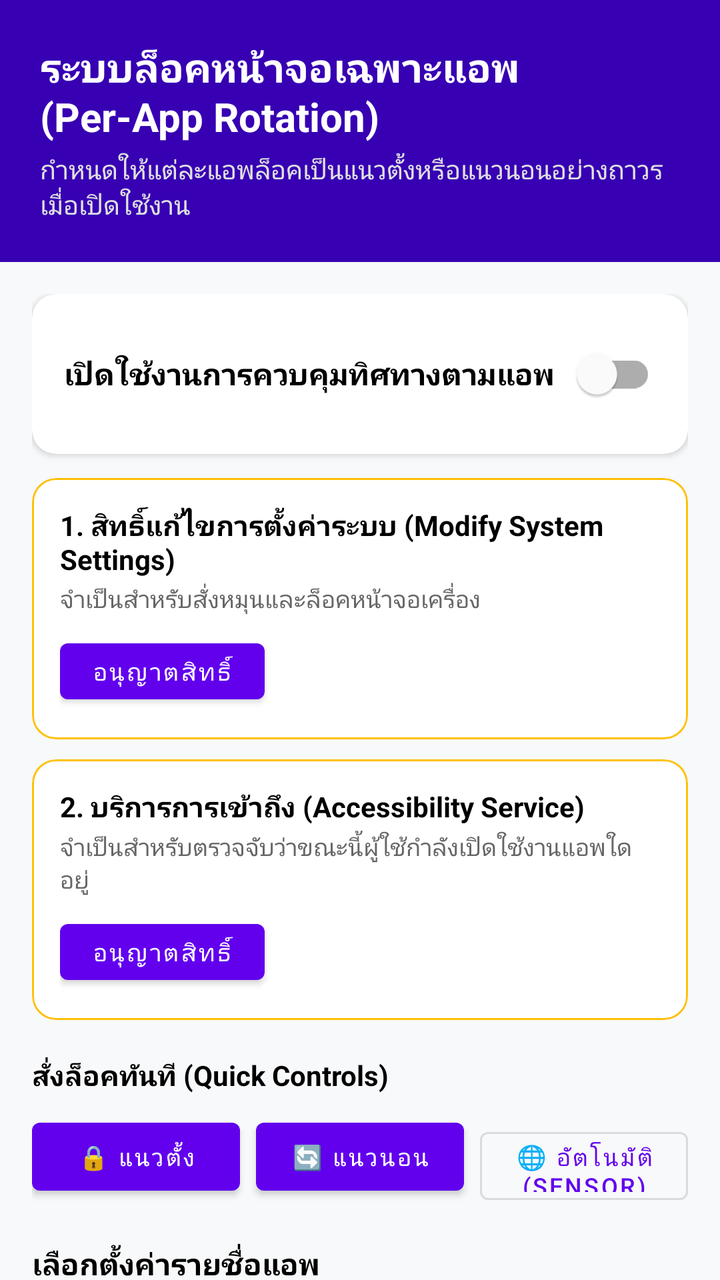
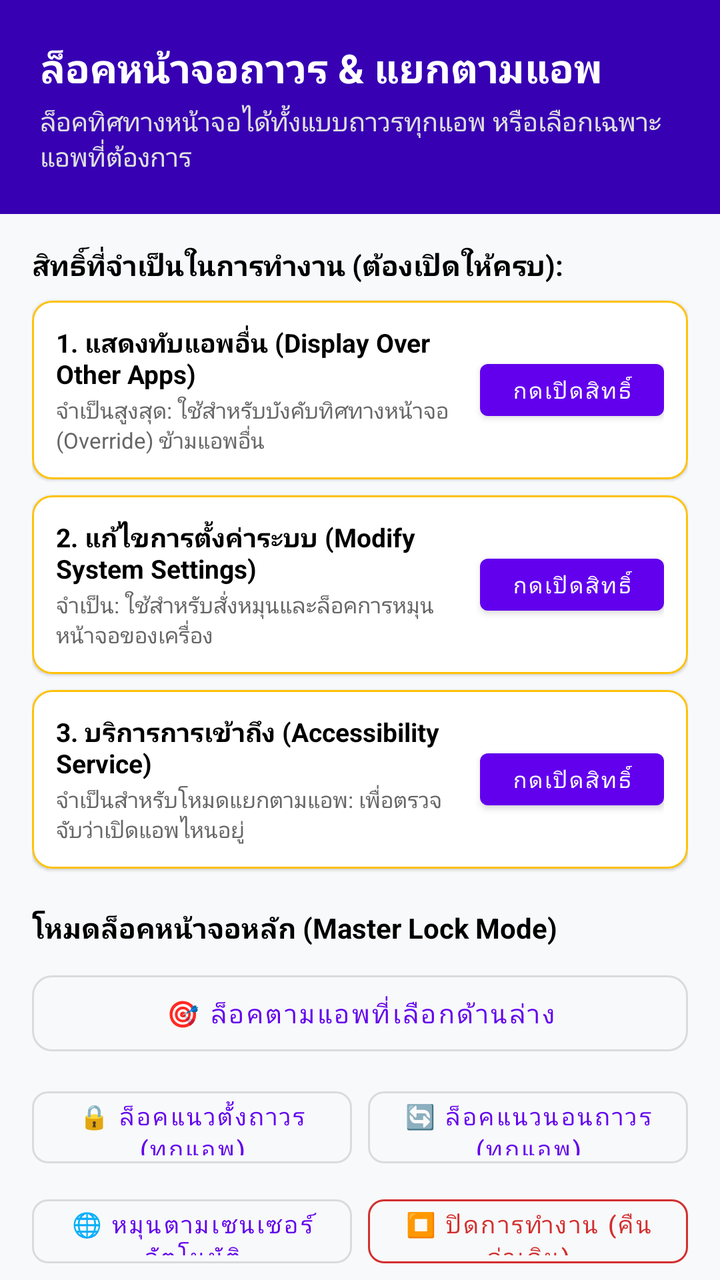

The first picture is an Android layout as it rendered before a commit; the second is the same layout after the commit. The layout source and the unified diff follow.
<!-- AndroidManifest.xml: application theme Theme.ScreenLock -->
<!-- res/layout/activity_main.xml -->
<?xml version="1.0" encoding="utf-8"?>
<androidx.coordinatorlayout.widget.CoordinatorLayout xmlns:android="http://schemas.android.com/apk/res/android"
    xmlns:app="http://schemas.android.com/apk/res-auto"
    xmlns:tools="http://schemas.android.com/tools"
    android:layout_width="match_parent"
    android:layout_height="match_parent"
    android:background="#F8F9FA">

    <androidx.core.widget.NestedScrollView
        android:layout_width="match_parent"
        android:layout_height="match_parent"
        android:fillViewport="true">

        <LinearLayout
            android:layout_width="match_parent"
            android:layout_height="wrap_content"
            android:orientation="vertical"
            android:paddingBottom="24dp">

            
            <LinearLayout
                android:layout_width="match_parent"
                android:layout_height="wrap_content"
                android:background="@color/purple_700"
                android:orientation="vertical"
                android:padding="20dp">

                <TextView
                    android:layout_width="wrap_content"
                    android:layout_height="wrap_content"
                    android:text="@string/title_app"
                    android:textColor="@color/white"
                    android:textSize="20sp"
                    android:textStyle="bold" />

                <TextView
                    android:layout_width="wrap_content"
                    android:layout_height="wrap_content"
                    android:layout_marginTop="4dp"
                    android:text="@string/desc_app"
                    android:textColor="#E0E0E0"
                    android:textSize="13sp" />

            </LinearLayout>

            <LinearLayout
                android:layout_width="match_parent"
                android:layout_height="wrap_content"
                android:orientation="vertical"
                android:paddingHorizontal="16dp"
                android:paddingTop="16dp">

                
                <com.google.android.material.card.MaterialCardView
                    android:layout_width="match_parent"
                    android:layout_height="wrap_content"
                    app:cardCornerRadius="12dp"
                    app:cardElevation="2dp">

                    <LinearLayout
                        android:layout_width="match_parent"
                        android:layout_height="wrap_content"
                        android:gravity="center_vertical"
                        android:orientation="horizontal"
                        android:padding="16dp">

                        <TextView
                            android:layout_width="0dp"
                            android:layout_height="wrap_content"
                            android:layout_weight="1"
                            android:text="@string/switch_master"
                            android:textColor="@color/black"
                            android:textSize="15sp"
                            android:textStyle="bold" />

                        <com.google.android.material.switchmaterial.SwitchMaterial
                            android:id="@+id/switchMaster"
                            android:layout_width="wrap_content"
                            android:layout_height="wrap_content" />

                    </LinearLayout>
                </com.google.android.material.card.MaterialCardView>

                
                <com.google.android.material.card.MaterialCardView
                    android:id="@+id/cardPermSettings"
                    android:layout_width="match_parent"
                    android:layout_height="wrap_content"
                    android:layout_marginTop="12dp"
                    app:cardCornerRadius="12dp"
                    app:cardElevation="1dp"
                    app:strokeColor="#FFC107"
                    app:strokeWidth="1dp">

                    <LinearLayout
                        android:layout_width="match_parent"
                        android:layout_height="wrap_content"
                        android:orientation="vertical"
                        android:padding="14dp">

                        <TextView
                            android:layout_width="wrap_content"
                            android:layout_height="wrap_content"
                            android:text="@string/perm_title_settings"
                            android:textColor="@color/black"
                            android:textSize="14sp"
                            android:textStyle="bold" />

                        <TextView
                            android:layout_width="wrap_content"
                            android:layout_height="wrap_content"
                            android:layout_marginTop="2dp"
                            android:text="@string/perm_desc_settings"
                            android:textColor="#666666"
                            android:textSize="12sp" />

                        <com.google.android.material.button.MaterialButton
                            android:id="@+id/btnGrantSettings"
                            android:layout_width="wrap_content"
                            android:layout_height="40dp"
                            android:layout_marginTop="8dp"
                            android:text="@string/btn_grant"
                            android:textSize="12sp" />

                    </LinearLayout>
                </com.google.android.material.card.MaterialCardView>

                
                <com.google.android.material.card.MaterialCardView
                    android:id="@+id/cardPermAccessibility"
                    android:layout_width="match_parent"
                    android:layout_height="wrap_content"
                    android:layout_marginTop="10dp"
                    app:cardCornerRadius="12dp"
                    app:cardElevation="1dp"
                    app:strokeColor="#FFC107"
                    app:strokeWidth="1dp">

                    <LinearLayout
                        android:layout_width="match_parent"
                        android:layout_height="wrap_content"
                        android:orientation="vertical"
                        android:padding="14dp">

                        <TextView
                            android:layout_width="wrap_content"
                            android:layout_height="wrap_content"
                            android:text="@string/perm_title_accessibility"
                            android:textColor="@color/black"
                            android:textSize="14sp"
                            android:textStyle="bold" />

                        <TextView
                            android:layout_width="wrap_content"
                            android:layout_height="wrap_content"
                            android:layout_marginTop="2dp"
                            android:text="@string/perm_desc_accessibility"
                            android:textColor="#666666"
                            android:textSize="12sp" />

                        <com.google.android.material.button.MaterialButton
                            android:id="@+id/btnGrantAccessibility"
                            android:layout_width="wrap_content"
                            android:layout_height="40dp"
                            android:layout_marginTop="8dp"
                            android:text="@string/btn_grant"
                            android:textSize="12sp" />

                    </LinearLayout>
                </com.google.android.material.card.MaterialCardView>

                
                <TextView
                    android:layout_width="wrap_content"
                    android:layout_height="wrap_content"
                    android:layout_marginTop="18dp"
                    android:text="@string/quick_controls_title"
                    android:textColor="@color/black"
                    android:textSize="14sp"
                    android:textStyle="bold" />

                <LinearLayout
                    android:layout_width="match_parent"
                    android:layout_height="wrap_content"
                    android:layout_marginTop="8dp"
                    android:orientation="horizontal">

                    <com.google.android.material.button.MaterialButton
                        android:id="@+id/btnQuickPortrait"
                        android:layout_width="0dp"
                        android:layout_height="46dp"
                        android:layout_marginEnd="4dp"
                        android:layout_weight="1"
                        android:text="@string/btn_lock_portrait"
                        android:textSize="12sp" />

                    <com.google.android.material.button.MaterialButton
                        android:id="@+id/btnQuickLandscape"
                        android:layout_width="0dp"
                        android:layout_height="46dp"
                        android:layout_marginHorizontal="4dp"
                        android:layout_weight="1"
                        android:text="@string/btn_lock_landscape"
                        android:textSize="12sp" />

                    <com.google.android.material.button.MaterialButton
                        android:id="@+id/btnQuickAuto"
                        style="@style/Widget.MaterialComponents.Button.OutlinedButton"
                        android:layout_width="0dp"
                        android:layout_height="46dp"
                        android:layout_marginStart="4dp"
                        android:layout_weight="1"
                        android:text="@string/btn_auto"
                        android:textSize="12sp" />

                </LinearLayout>

                
                <TextView
                    android:id="@+id/tvAppListCount"
                    android:layout_width="wrap_content"
                    android:layout_height="wrap_content"
                    android:layout_marginTop="20dp"
                    android:text="เลือกตั้งค่ารายชื่อแอพ"
                    android:textColor="@color/black"
                    android:textSize="15sp"
                    android:textStyle="bold" />

                <com.google.android.material.textfield.TextInputLayout
                    android:layout_width="match_parent"
                    android:layout_height="wrap_content"
                    android:layout_marginTop="8dp"
                    app:boxCornerRadiusBottomEnd="8dp"
                    app:boxCornerRadiusBottomStart="8dp"
                    app:boxCornerRadiusTopEnd="8dp"
                    app:boxCornerRadiusTopStart="8dp">

                    <com.google.android.material.textfield.TextInputEditText
                        android:id="@+id/etSearch"
                        android:layout_width="match_parent"
                        android:layout_height="wrap_content"
                        android:hint="@string/search_hint"
                        android:textSize="14sp" />

                </com.google.android.material.textfield.TextInputLayout>

            </LinearLayout>

            
            <ProgressBar
                android:id="@+id/progressBar"
                android:layout_width="wrap_content"
                android:layout_height="wrap_content"
                android:layout_gravity="center"
                android:layout_marginTop="32dp" />

            
            <androidx.recyclerview.widget.RecyclerView
                android:id="@+id/rvApps"
                android:layout_width="match_parent"
                android:layout_height="wrap_content"
                android:layout_marginTop="12dp"
                android:nestedScrollingEnabled="false" />

        </LinearLayout>
    </androidx.core.widget.NestedScrollView>

</androidx.coordinatorlayout.widget.CoordinatorLayout>
<!-- resources referenced by this layout -->
<resources>
  <color name="black">#FF000000</color>
  <color name="purple_700">#FF3700B3</color>
  <color name="white">#FFFFFFFF</color>
  <string name="btn_auto">🌐 อัตโนมัติ (Sensor)</string>
  <string name="btn_grant">อนุญาตสิทธิ์</string>
  <string name="btn_lock_landscape">🔄 แนวนอน</string>
  <string name="btn_lock_portrait">🔒 แนวตั้ง</string>
  <string name="desc_app">กำหนดให้แต่ละแอพล็อคเป็นแนวตั้งหรือแนวนอนอย่างถาวรเมื่อเปิดใช้งาน</string>
  <string name="perm_desc_accessibility">จำเป็นสำหรับตรวจจับว่าขณะนี้ผู้ใช้กำลังเปิดใช้งานแอพใดอยู่</string>
  <string name="perm_desc_settings">จำเป็นสำหรับสั่งหมุนและล็อคหน้าจอเครื่อง</string>
  <string name="perm_title_accessibility">2. บริการการเข้าถึง (Accessibility Service)</string>
  <string name="perm_title_settings">1. สิทธิ์แก้ไขการตั้งค่าระบบ (Modify System Settings)</string>
  <string name="quick_controls_title">สั่งล็อคทันที (Quick Controls)</string>
  <string name="search_hint">ค้นหาชื่อแอพหรือแพ็กเกจ...</string>
  <string name="switch_master">เปิดใช้งานการควบคุมทิศทางตามแอพ</string>
  <string name="title_app">ระบบล็อคหน้าจอเฉพาะแอพ (Per-App Rotation)</string>
  <style name="Theme.ScreenLock" parent="Theme.MaterialComponents.DayNight.DarkActionBar">
          <item name="colorPrimary">@color/purple_500</item>
          <item name="colorPrimaryVariant">@color/purple_700</item>
          <item name="colorOnPrimary">@color/white</item>
          <item name="colorSecondary">@color/teal_200</item>
          <item name="colorSecondaryVariant">@color/teal_700</item>
          <item name="colorOnSecondary">@color/black</item>
      </style>
  <color name="purple_500">#FF6200EE</color>
  <color name="teal_200">#FF03DAC5</color>
  <color name="teal_700">#FF018786</color>
</resources>

<!-- the commit's change to res/layout/activity_main.xml (unified diff, before → after) -->
@@ -15,7 +15,7 @@
             android:layout_width="match_parent"
             android:layout_height="wrap_content"
             android:orientation="vertical"
-            android:paddingBottom="24dp">
+            android:paddingBottom="36dp">
 
             
             <LinearLayout
@@ -51,33 +51,62 @@
                 android:paddingTop="16dp">
 
                 
+                <TextView
+                    android:layout_width="wrap_content"
+                    android:layout_height="wrap_content"
+                    android:text="@string/perm_section_title"
+                    android:textColor="@color/black"
+                    android:textSize="14sp"
+                    android:textStyle="bold" />
+
+                
                 <com.google.android.material.card.MaterialCardView
-                    android:layout_width="match_parent"
-                    android:layout_height="wrap_content"
-                    app:cardCornerRadius="12dp"
-                    app:cardElevation="2dp">
+                    android:id="@+id/cardPermOverlay"
+                    android:layout_width="match_parent"
+                    android:layout_height="wrap_content"
+                    android:layout_marginTop="8dp"
+                    app:cardCornerRadius="10dp"
+                    app:cardElevation="1dp"
+                    app:strokeColor="#FFC107"
+                    app:strokeWidth="1dp">
 
                     <LinearLayout
                         android:layout_width="match_parent"
                         android:layout_height="wrap_content"
                         android:gravity="center_vertical"
                         android:orientation="horizontal"
-                        android:padding="16dp">
-
-                        <TextView
+                        android:padding="12dp">
+
+                        <LinearLayout
                             android:layout_width="0dp"
                             android:layout_height="wrap_content"
                             android:layout_weight="1"
-                            android:text="@string/switch_master"
-                            android:textColor="@color/black"
-                            android:textSize="15sp"
-                            android:textStyle="bold" />
-
-                        <com.google.android.material.switchmaterial.SwitchMaterial
-                            android:id="@+id/switchMaster"
+                            android:orientation="vertical">
+
+                            <TextView
+                                android:layout_width="wrap_content"
+                                android:layout_height="wrap_content"
+                                android:text="@string/perm_title_overlay"
+                                android:textColor="@color/black"
+                                android:textSize="13sp"
+                                android:textStyle="bold" />
+
+                            <TextView
+                                android:layout_width="wrap_content"
+                                android:layout_height="wrap_content"
+                                android:layout_marginTop="2dp"
+                                android:text="@string/perm_desc_overlay"
+                                android:textColor="#666666"
+                                android:textSize="11sp" />
+                        </LinearLayout>
+
+                        <com.google.android.material.button.MaterialButton
+                            android:id="@+id/btnGrantOverlay"
                             android:layout_width="wrap_content"
-                            android:layout_height="wrap_content" />
-
+                            android:layout_height="38dp"
+                            android:layout_marginStart="8dp"
+                            android:text="@string/btn_grant"
+                            android:textSize="11sp" />
                     </LinearLayout>
                 </com.google.android.material.card.MaterialCardView>
 
@@ -86,8 +115,8 @@
                     android:id="@+id/cardPermSettings"
                     android:layout_width="match_parent"
                     android:layout_height="wrap_content"
-                    android:layout_marginTop="12dp"
-                    app:cardCornerRadius="12dp"
+                    android:layout_marginTop="8dp"
+                    app:cardCornerRadius="10dp"
                     app:cardElevation="1dp"
                     app:strokeColor="#FFC107"
                     app:strokeWidth="1dp">
@@ -95,33 +124,40 @@
                     <LinearLayout
                         android:layout_width="match_parent"
                         android:layout_height="wrap_content"
-                        android:orientation="vertical"
-                        android:padding="14dp">
-
-                        <TextView
-                            android:layout_width="wrap_content"
+                        android:gravity="center_vertical"
+                        android:orientation="horizontal"
+                        android:padding="12dp">
+
+                        <LinearLayout
+                            android:layout_width="0dp"
                             android:layout_height="wrap_content"
-                            android:text="@string/perm_title_settings"
-                            android:textColor="@color/black"
-                            android:textSize="14sp"
-                            android:textStyle="bold" />
-
-                        <TextView
-                            android:layout_width="wrap_content"
-                            android:layout_height="wrap_content"
-                            android:layout_marginTop="2dp"
-                            android:text="@string/perm_desc_settings"
-                            android:textColor="#666666"
-                            android:textSize="12sp" />
+                            android:layout_weight="1"
+                            android:orientation="vertical">
+
+                            <TextView
+                                android:layout_width="wrap_content"
+                                android:layout_height="wrap_content"
+                                android:text="@string/perm_title_settings"
+                                android:textColor="@color/black"
+                                android:textSize="13sp"
+                                android:textStyle="bold" />
+
+                            <TextView
+                                android:layout_width="wrap_content"
+                                android:layout_height="wrap_content"
+                                android:layout_marginTop="2dp"
+                                android:text="@string/perm_desc_settings"
+                                android:textColor="#666666"
+                                android:textSize="11sp" />
+                        </LinearLayout>
 
                         <com.google.android.material.button.MaterialButton
                             android:id="@+id/btnGrantSettings"
                             android:layout_width="wrap_content"
-                            android:layout_height="40dp"
-                            android:layout_marginTop="8dp"
+                            android:layout_height="38dp"
+                            android:layout_marginStart="8dp"
                             android:text="@string/btn_grant"
-                            android:textSize="12sp" />
-
+                            android:textSize="11sp" />
                     </LinearLayout>
                 </com.google.android.material.card.MaterialCardView>
 
@@ -130,8 +166,8 @@
                     android:id="@+id/cardPermAccessibility"
                     android:layout_width="match_parent"
                     android:layout_height="wrap_content"
-                    android:layout_marginTop="10dp"
-                    app:cardCornerRadius="12dp"
+                    android:layout_marginTop="8dp"
+                    app:cardCornerRadius="10dp"
                     app:cardElevation="1dp"
                     app:strokeColor="#FFC107"
                     app:strokeWidth="1dp">
@@ -139,33 +175,40 @@
                     <LinearLayout
                         android:layout_width="match_parent"
                         android:layout_height="wrap_content"
-                        android:orientation="vertical"
-                        android:padding="14dp">
-
-                        <TextView
-                            android:layout_width="wrap_content"
+                        android:gravity="center_vertical"
+                        android:orientation="horizontal"
+                        android:padding="12dp">
+
+                        <LinearLayout
+                            android:layout_width="0dp"
                             android:layout_height="wrap_content"
-                            android:text="@string/perm_title_accessibility"
-                            android:textColor="@color/black"
-                            android:textSize="14sp"
-                            android:textStyle="bold" />
-
-                        <TextView
-                            android:layout_width="wrap_content"
-                            android:layout_height="wrap_content"
-                            android:layout_marginTop="2dp"
-                            android:text="@string/perm_desc_accessibility"
-                            android:textColor="#666666"
-                            android:textSize="12sp" />
+                            android:layout_weight="1"
+                            android:orientation="vertical">
+
+                            <TextView
+                                android:layout_width="wrap_content"
+                                android:layout_height="wrap_content"
+                                android:text="@string/perm_title_accessibility"
+                                android:textColor="@color/black"
+                                android:textSize="13sp"
+                                android:textStyle="bold" />
+
+                            <TextView
+                                android:layout_width="wrap_content"
+                                android:layout_height="wrap_content"
+                                android:layout_marginTop="2dp"
+                                android:text="@string/perm_desc_accessibility"
+                                android:textColor="#666666"
+                                android:textSize="11sp" />
+                        </LinearLayout>
 
                         <com.google.android.material.button.MaterialButton
                             android:id="@+id/btnGrantAccessibility"
                             android:layout_width="wrap_content"
-                            android:layout_height="40dp"
-                            android:layout_marginTop="8dp"
+                            android:layout_height="38dp"
+                            android:layout_marginStart="8dp"
                             android:text="@string/btn_grant"
-                            android:textSize="12sp" />
-
+                            android:textSize="11sp" />
                     </LinearLayout>
                 </com.google.android.material.card.MaterialCardView>
 
@@ -173,12 +216,24 @@
                 <TextView
                     android:layout_width="wrap_content"
                     android:layout_height="wrap_content"
-                    android:layout_marginTop="18dp"
-                    android:text="@string/quick_controls_title"
+                    android:layout_marginTop="20dp"
+                    android:text="@string/permanent_lock_title"
                     android:textColor="@color/black"
                     android:textSize="14sp"
                     android:textStyle="bold" />
 
+                
+                <com.google.android.material.button.MaterialButton
+                    android:id="@+id/btnModePerApp"
+                    style="@style/Widget.MaterialComponents.Button.OutlinedButton"
+                    android:layout_width="match_parent"
+                    android:layout_height="50dp"
+                    android:layout_marginTop="8dp"
+                    android:text="@string/mode_per_app"
+                    android:textSize="13sp"
+                    app:cornerRadius="10dp" />
+
+                
                 <LinearLayout
                     android:layout_width="match_parent"
                     android:layout_height="wrap_content"
@@ -186,42 +241,67 @@
                     android:orientation="horizontal">
 
                     <com.google.android.material.button.MaterialButton
-                        android:id="@+id/btnQuickPortrait"
+                        android:id="@+id/btnModeForcePortrait"
+                        style="@style/Widget.MaterialComponents.Button.OutlinedButton"
                         android:layout_width="0dp"
-                        android:layout_height="46dp"
+                        android:layout_height="48dp"
                         android:layout_marginEnd="4dp"
                         android:layout_weight="1"
-                        android:text="@string/btn_lock_portrait"
-                        android:textSize="12sp" />
+                        android:text="@string/mode_force_portrait"
+                        android:textSize="12sp"
+                        app:cornerRadius="8dp" />
 
                     <com.google.android.material.button.MaterialButton
-                        android:id="@+id/btnQuickLandscape"
-                        android:layout_width="0dp"
-                        android:layout_height="46dp"
-                        android:layout_marginHorizontal="4dp"
-                        android:layout_weight="1"
-                        android:text="@string/btn_lock_landscape"
-                        android:textSize="12sp" />
-
-                    <com.google.android.material.button.MaterialButton
-                        android:id="@+id/btnQuickAuto"
+                        android:id="@+id/btnModeForceLandscape"
                         style="@style/Widget.MaterialComponents.Button.OutlinedButton"
                         android:layout_width="0dp"
-                        android:layout_height="46dp"
+                        android:layout_height="48dp"
                         android:layout_marginStart="4dp"
                         android:layout_weight="1"
-                        android:text="@string/btn_auto"
-                        android:textSize="12sp" />
-
+                        android:text="@string/mode_force_landscape"
+                        android:textSize="12sp"
+                        app:cornerRadius="8dp" />
                 </LinearLayout>
 
                 
+                <LinearLayout
+                    android:layout_width="match_parent"
+                    android:layout_height="wrap_content"
+                    android:layout_marginTop="6dp"
+                    android:orientation="horizontal">
+
+                    <com.google.android.material.button.MaterialButton
+                        android:id="@+id/btnModeForceAuto"
+                        style="@style/Widget.MaterialComponents.Button.OutlinedButton"
+                        android:layout_width="0dp"
+                        android:layout_height="44dp"
+                        android:layout_marginEnd="4dp"
+                        android:layout_weight="1"
+                        android:text="@string/mode_force_auto"
+                        android:textSize="12sp"
+                        app:cornerRadius="8dp" />
+
+                    <com.google.android.material.button.MaterialButton
+                        android:id="@+id/btnModeStop"
+                        style="@style/Widget.MaterialComponents.Button.OutlinedButton"
+                        android:layout_width="0dp"
+                        android:layout_height="44dp"
+                        android:layout_marginStart="4dp"
+                        android:layout_weight="1"
+                        android:text="@string/mode_stop"
+                        android:textColor="#D32F2F"
+                        android:textSize="12sp"
+                        app:cornerRadius="8dp"
+                        app:strokeColor="#D32F2F" />
+                </LinearLayout>
+
+                
                 <TextView
                     android:id="@+id/tvAppListCount"
                     android:layout_width="wrap_content"
                     android:layout_height="wrap_content"
-                    android:layout_marginTop="20dp"
-                    android:text="เลือกตั้งค่ารายชื่อแอพ"
+                    android:layout_marginTop="24dp"
+                    android:text="เลือกตั้งค่าเฉพาะแอพ"
                     android:textColor="@color/black"
                     android:textSize="15sp"
                     android:textStyle="bold" />
@@ -240,7 +320,7 @@
                         android:layout_width="match_parent"
                         android:layout_height="wrap_content"
                         android:hint="@string/search_hint"
-                        android:textSize="14sp" />
+                        android:textSize="13sp" />
 
                 </com.google.android.material.textfield.TextInputLayout>
 
@@ -252,14 +332,14 @@
                 android:layout_width="wrap_content"
                 android:layout_height="wrap_content"
                 android:layout_gravity="center"
-                android:layout_marginTop="32dp" />
+                android:layout_marginTop="24dp" />
 
             
             <androidx.recyclerview.widget.RecyclerView
                 android:id="@+id/rvApps"
                 android:layout_width="match_parent"
                 android:layout_height="wrap_content"
-                android:layout_marginTop="12dp"
+                android:layout_marginTop="10dp"
                 android:nestedScrollingEnabled="false" />
 
         </LinearLayout>
<!-- resource entries referenced after the edit -->
@@ -3,19 +3,23 @@
   <color name="black">#FF000000</color>
   <color name="purple_700">#FF3700B3</color>
   <color name="white">#FFFFFFFF</color>
-  <string name="btn_auto">🌐 อัตโนมัติ (Sensor)</string>
-  <string name="btn_grant">อนุญาตสิทธิ์</string>
-  <string name="btn_lock_landscape">🔄 แนวนอน</string>
-  <string name="btn_lock_portrait">🔒 แนวตั้ง</string>
-  <string name="desc_app">กำหนดให้แต่ละแอพล็อคเป็นแนวตั้งหรือแนวนอนอย่างถาวรเมื่อเปิดใช้งาน</string>
-  <string name="perm_desc_accessibility">จำเป็นสำหรับตรวจจับว่าขณะนี้ผู้ใช้กำลังเปิดใช้งานแอพใดอยู่</string>
-  <string name="perm_desc_settings">จำเป็นสำหรับสั่งหมุนและล็อคหน้าจอเครื่อง</string>
-  <string name="perm_title_accessibility">2. บริการการเข้าถึง (Accessibility Service)</string>
-  <string name="perm_title_settings">1. สิทธิ์แก้ไขการตั้งค่าระบบ (Modify System Settings)</string>
-  <string name="quick_controls_title">สั่งล็อคทันที (Quick Controls)</string>
-  <string name="search_hint">ค้นหาชื่อแอพหรือแพ็กเกจ...</string>
-  <string name="switch_master">เปิดใช้งานการควบคุมทิศทางตามแอพ</string>
-  <string name="title_app">ระบบล็อคหน้าจอเฉพาะแอพ (Per-App Rotation)</string>
+  <string name="btn_grant">กดเปิดสิทธิ์</string>
+  <string name="desc_app">ล็อคทิศทางหน้าจอได้ทั้งแบบถาวรทุกแอพ หรือเลือกเฉพาะแอพที่ต้องการ</string>
+  <string name="mode_force_auto">🌐 หมุนตามเซนเซอร์อัตโนมัติ</string>
+  <string name="mode_force_landscape">🔄 ล็อคแนวนอนถาวร (ทุกแอพ)</string>
+  <string name="mode_force_portrait">🔒 ล็อคแนวตั้งถาวร (ทุกแอพ)</string>
+  <string name="mode_per_app">🎯 ล็อคตามแอพที่เลือกด้านล่าง</string>
+  <string name="mode_stop">⏹️ ปิดการทำงาน (คืนค่าเดิม)</string>
+  <string name="perm_desc_accessibility">จำเป็นสำหรับโหมดแยกตามแอพ: เพื่อตรวจจับว่าเปิดแอพไหนอยู่</string>
+  <string name="perm_desc_overlay">จำเป็นสูงสุด: ใช้สำหรับบังคับทิศทางหน้าจอ (Override) ข้ามแอพอื่น</string>
+  <string name="perm_desc_settings">จำเป็น: ใช้สำหรับสั่งหมุนและล็อคการหมุนหน้าจอของเครื่อง</string>
+  <string name="perm_section_title">สิทธิ์ที่จำเป็นในการทำงาน (ต้องเปิดให้ครบ):</string>
+  <string name="perm_title_accessibility">3. บริการการเข้าถึง (Accessibility Service)</string>
+  <string name="perm_title_overlay">1. แสดงทับแอพอื่น (Display Over Other Apps)</string>
+  <string name="perm_title_settings">2. แก้ไขการตั้งค่าระบบ (Modify System Settings)</string>
+  <string name="permanent_lock_title">โหมดล็อคหน้าจอหลัก (Master Lock Mode)</string>
+  <string name="search_hint">ค้นหาชื่อแอพ...</string>
+  <string name="title_app">ล็อคหน้าจอถาวร &amp; แยกตามแอพ</string>
   <style name="Theme.ScreenLock" parent="Theme.MaterialComponents.DayNight.DarkActionBar">
           <item name="colorPrimary">@color/purple_500</item>
           <item name="colorPrimaryVariant">@color/purple_700</item>
